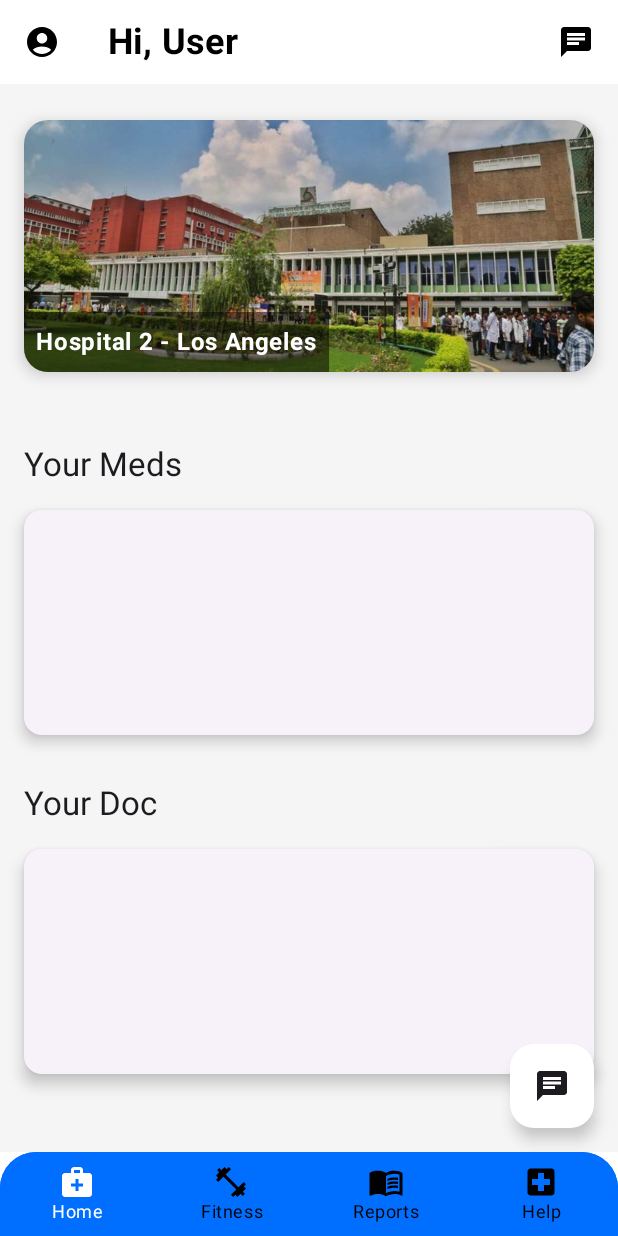
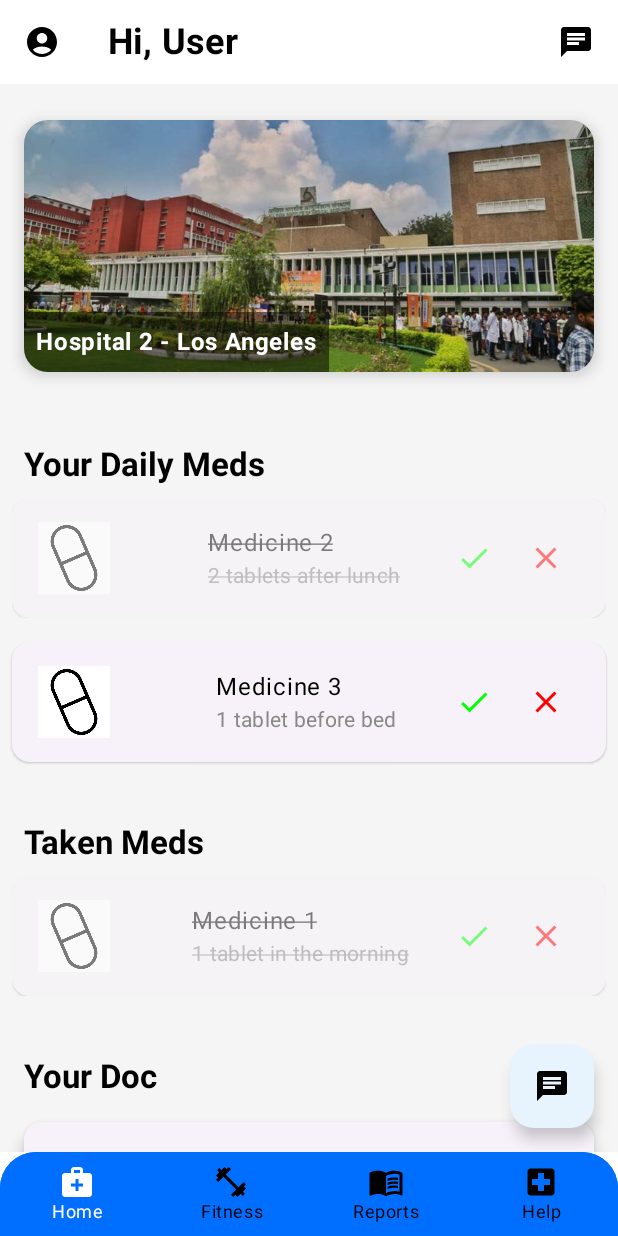
Before and after one commit to SahilKumar75/MediGo, an Android app built with Jetpack Compose: the screen it shows after launch (MainActivity), after a tap on "Hospital 2 - Los Angeles", on a phone screen of 412 x 824 dp. Run offline under Robolectric (Android 15) with nearby library versions, the phone set to English and light mode, and no system bars; our stand-ins replace accompanist; 2 other taps on this screen came first.

Commit message:
taken meds updated

```diff
--- a/app/src/main/java/com/example/musical/presentation/home/HomeScreen.kt
+++ b/app/src/main/java/com/example/musical/presentation/home/HomeScreen.kt
@@ -4,7 +4,6 @@ import androidx.compose.foundation.background
 import androidx.compose.foundation.gestures.detectHorizontalDragGestures
 import androidx.compose.foundation.layout.*
 import androidx.compose.material3.*
-import androidx.compose.runtime.Composable
 import androidx.compose.runtime.*
 import androidx.compose.ui.Modifier
 import androidx.compose.ui.input.pointer.pointerInput
@@ -15,12 +14,24 @@ import androidx.compose.material.icons.Icons
 import androidx.compose.material.icons.filled.Chat
 import androidx.navigation.NavController
 import androidx.compose.foundation.lazy.LazyColumn
+import androidx.compose.foundation.lazy.items
+import androidx.compose.ui.text.font.FontWeight
+import com.example.musical.R
 import com.example.musical.presentation.home.components.ImageCarousel
+import com.example.musical.presentation.home.components.MedItem
+import com.example.musical.presentation.home.components.Medication
 import kotlin.math.abs
 
 @Composable
 fun HomeScreen(navController: NavController) {
     var offsetX by remember { mutableStateOf(0f) }
+    val medications = remember {
+        mutableStateListOf(
+            Medication(R.drawable.med1, "Medicine 1", "1 tablet in the morning"),
+            Medication(R.drawable.med2, "Medicine 2", "2 tablets after lunch"),
+            Medication(R.drawable.med3, "Medicine 3", "1 tablet before bed")
+        )
+    }
 
     Scaffold(
         floatingActionButton = {
@@ -67,29 +78,51 @@ fun HomeScreen(navController: NavController) {
                         Spacer(modifier = Modifier.height(16.dp))
                     }
 
-                    // Your Meds Section
+                    // Your Meds Section (conditionally rendered)
+                    if (medications.any { !it.taken }) {
                         item {
                             Text(
-                            text = "Your Meds",
-                            style = MaterialTheme.typography.titleLarge,
+                                text = "Your Daily Meds",
+                                style = MaterialTheme.typography.titleLarge.copy(fontWeight = FontWeight.Bold),
                                 modifier = Modifier
                                     .fillMaxWidth()
                                     .padding(start = 16.dp, top = 16.dp)
                             )
-                        ElevatedCard(
-                            elevation = CardDefaults.cardElevation(defaultElevation = 6.dp),
+                        }
+
+                        items(medications.filter { !it.taken }) { medication ->
+                            MedItem(medication) { updatedMed ->
+                                medications.remove(medication)
+                                medications.add(updatedMed)
+                            }
+                        }
+
+                        item {
+                            Spacer(modifier = Modifier.height(16.dp))
+                        }
+                    }
+
+                    // Taken Meds Section
+                    if (medications.any { it.taken }) {
+                        item {
+                            Text(
+                                text = "Taken Meds",
+                                style = MaterialTheme.typography.titleLarge.copy(fontWeight = FontWeight.Bold),
                                 modifier = Modifier
                                     .fillMaxWidth()
-                                .padding(16.dp)
-                                .height(150.dp)
-                        ) {
-                            Column(
-                                modifier = Modifier.padding(16.dp),
-                                verticalArrangement = Arrangement.Center,
-                                horizontalAlignment = Alignment.CenterHorizontally
-                            ) {
-                                // Add more content related to "Your Meds" here
+                                    .padding(start = 16.dp, top = 16.dp)
+                            )
                         }
+
+                        items(medications.filter { it.taken }) { medication ->
+                            MedItem(medication) { updatedMed ->
+                                medications.remove(medication)
+                                medications.add(updatedMed)
+                            }
+                        }
+
+                        item {
+                            Spacer(modifier = Modifier.height(16.dp))
                         }
                     }
 
@@ -97,7 +130,7 @@ fun HomeScreen(navController: NavController) {
                     item {
                         Text(
                             text = "Your Doc",
-                            style = MaterialTheme.typography.titleLarge,
+                            style = MaterialTheme.typography.titleLarge.copy(fontWeight = FontWeight.Bold),
                             modifier = Modifier
                                 .fillMaxWidth()
                                 .padding(start = 16.dp, top = 16.dp)
--- /dev/null
+++ b/app/src/main/java/com/example/musical/presentation/home/components/MedItem.kt
@@ -0,0 +1,101 @@
+package com.example.musical.presentation.home.components
+
+import androidx.compose.animation.AnimatedVisibility
+import androidx.compose.animation.core.tween
+import androidx.compose.animation.expandHorizontally
+import androidx.compose.animation.shrinkHorizontally
+import androidx.compose.foundation.Image
+import androidx.compose.foundation.background
+import androidx.compose.foundation.layout.*
+import androidx.compose.foundation.text.BasicText
+import androidx.compose.material.icons.Icons
+import androidx.compose.material.icons.filled.Check
+import androidx.compose.material.icons.filled.Close
+import androidx.compose.material3.*
+import androidx.compose.runtime.*
+import androidx.compose.ui.Alignment
+import androidx.compose.ui.Modifier
+import androidx.compose.ui.graphics.Color
+import androidx.compose.ui.graphics.drawscope.Stroke
+import androidx.compose.ui.graphics.graphicsLayer
+import androidx.compose.ui.graphics.toArgb
+import androidx.compose.ui.res.painterResource
+import androidx.compose.ui.text.style.TextDecoration
+import androidx.compose.ui.unit.dp
+import com.example.musical.R
+
+data class Medication(
+    val imageRes: Int,
+    val name: String,
+    val dose: String,
+    var taken: Boolean = false
+)
+
+@Composable
+fun MedItem(medication: Medication, onUpdate: (Medication) -> Unit) {
+    var isTaken by remember { mutableStateOf(medication.taken) }
+
+    ElevatedCard(
+        modifier = Modifier
+            .fillMaxWidth()
+            .padding(8.dp)
+            .height(80.dp)
+            .graphicsLayer {
+                alpha = if (isTaken) 0.5f else 1f
+            }
+    ) {
+        Row(
+            modifier = Modifier
+                .fillMaxSize()
+                .padding(16.dp),
+            verticalAlignment = Alignment.CenterVertically,
+            horizontalArrangement = Arrangement.SpaceBetween
+        ) {
+            Image(
+                painter = painterResource(id = medication.imageRes),
+                contentDescription = null,
+                modifier = Modifier.size(50.dp)
+            )
+            Spacer(modifier = Modifier.width(16.dp))
+            Column(
+                verticalArrangement = Arrangement.Center
+            ) {
+                Text(
+                    text = medication.name,
+                    style = MaterialTheme.typography.bodyLarge.copy(
+                        textDecoration = if (isTaken) TextDecoration.LineThrough else TextDecoration.None
+                    )
+                )
+                Text(
+                    text = medication.dose,
+                    style = MaterialTheme.typography.bodyMedium.copy(
+                        color = Color.Gray,
+                        textDecoration = if (isTaken) TextDecoration.LineThrough else TextDecoration.None
+                    )
+                )
+            }
+            Row {
+                IconButton(onClick = {
+                    isTaken = true
+                    onUpdate(medication.copy(taken = true))
+                }) {
+                    Icon(
+                        imageVector = Icons.Filled.Check,
+                        contentDescription = "Taken",
+                        tint = Color.Green
+                    )
+                }
+                IconButton(onClick = {
+                    isTaken = false
+                    onUpdate(medication.copy(taken = false))
+                }) {
+                    Icon(
+                        imageVector = Icons.Filled.Close,
+                        contentDescription = "Not Taken",
+                        tint = Color.Red
+                    )
+                }
+            }
+        }
+    }
+}
--- a/app/src/main/java/com/example/musical/ui/theme/Theme.kt
+++ b/app/src/main/java/com/example/musical/ui/theme/Theme.kt
@@ -7,15 +7,29 @@ import androidx.compose.runtime.Composable
 import androidx.compose.ui.graphics.Color
 
 private val DarkColorScheme = darkColorScheme(
-    primary = Color(0xFFBB86FC),
-    primaryContainer = Color(0xFF3700B3),
-    secondary = Color(0xFF03DAC6)
+    primary = Color(0xFF2196F3), // Blue
+    primaryContainer = Color(0xFF0D47A1), // Dark Blue
+    secondary = Color(0xFF4CAF50), // Green
+    secondaryContainer = Color(0xFF388E3C), // Dark Green
+    background = Color(0xFF121212),
+    surface = Color(0xFF121212),
+    onPrimary = Color.White,
+    onSecondary = Color.White,
+    onBackground = Color.White,
+    onSurface = Color.White,
 )
 
 private val LightColorScheme = lightColorScheme(
-    primary = Color(0xFF6200EE),
-    primaryContainer = Color(0xFFBB86FC),
-    secondary = Color(0xFF03DAC6)
+    primary = Color(0xFF2196F3), // Blue
+    primaryContainer = Color(0xFFBBDEFB), // Light Blue
+    secondary = Color(0xFF4CAF50), // Green
+    secondaryContainer = Color(0xFFC8E6C9), // Light Green
+    background = Color(0xFFF1F8E9), // Light background
+    surface = Color(0xFFFFFFFF), // White surface
+    onPrimary = Color.White,
+    onSecondary = Color.White,
+    onBackground = Color.Black,
+    onSurface = Color.Black,
 )
 
 @Composable
```
Also changed, not shown: app/src/main/res/drawable/med1.jpeg (added), app/src/main/res/drawable/med2.jpeg (added), app/src/main/res/drawable/med3.jpeg (added). Lines whose indentation alone changed are shown as unchanged.
